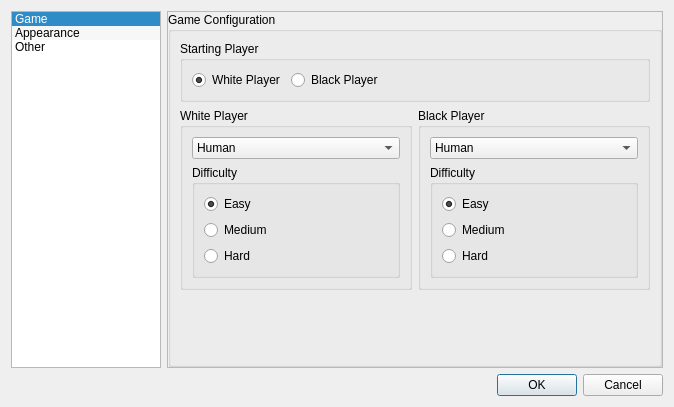
The window that ui/gsettingsdialog.ui (martinrotter/qgothic) describes before a commit, drawn with Qt 5.
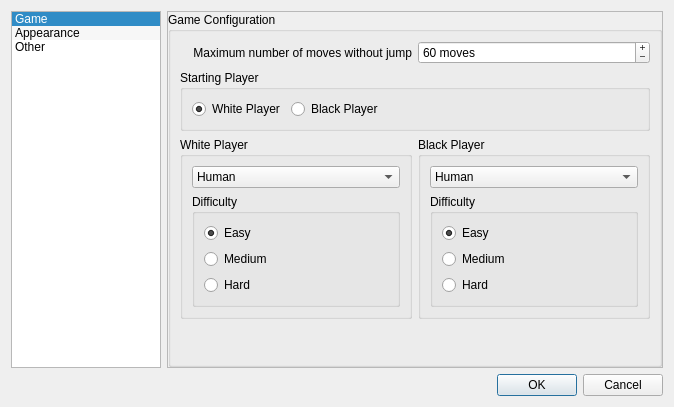
The same window after the commit. Custom widgets are drawn as their Qt base class.

Commit message: Possibillity to change max moves. Some icons added.

```diff
--- a/ui/gsettingsdialog.ui
+++ b/ui/gsettingsdialog.ui
@@ -121,6 +121,56 @@
               <property name="horizontalSpacing">
                <number>6</number>
               </property>
+              <item row="0" column="1">
+               <widget class="QLabel" name="label">
+                <property name="toolTip">
+                 <string>Indicates maximum count of continuously playable non-jumping moves. If this number is reached during the game, then game ends.</string>
+                </property>
+                <property name="text">
+                 <string>Maximum number of moves without jump</string>
+                </property>
+                <property name="alignment">
+                 <set>Qt::AlignRight|Qt::AlignTrailing|Qt::AlignVCenter</set>
+                </property>
+                <property name="textInteractionFlags">
+                 <set>Qt::NoTextInteraction</set>
+                </property>
+                <property name="buddy">
+                 <cstring>m_spinMoves</cstring>
+                </property>
+               </widget>
+              </item>
+              <item row="0" column="2">
+               <widget class="GSpinBox" name="m_spinMoves">
+                <property name="wrapping">
+                 <bool>false</bool>
+                </property>
+                <property name="readOnly">
+                 <bool>false</bool>
+                </property>
+                <property name="buttonSymbols">
+                 <enum>QAbstractSpinBox::PlusMinus</enum>
+                </property>
+                <property name="keyboardTracking">
+                 <bool>false</bool>
+                </property>
+                <property name="suffix">
+                 <string> moves</string>
+                </property>
+                <property name="minimum">
+                 <number>30</number>
+                </property>
+                <property name="maximum">
+                 <number>80</number>
+                </property>
+                <property name="singleStep">
+                 <number>2</number>
+                </property>
+                <property name="value">
+                 <number>60</number>
+                </property>
+               </widget>
+              </item>
               <item row="1" column="1" colspan="2">
                <widget class="QGroupBox" name="groupBox_7">
                 <property name="title">
@@ -502,6 +552,13 @@
    </item>
   </layout>
  </widget>
+ <customwidgets>
+  <customwidget>
+   <class>GSpinBox</class>
+   <extends>QSpinBox</extends>
+   <header>gspinbox.h</header>
+  </customwidget>
+ </customwidgets>
  <resources/>
  <connections>
   <connection>
```
The commit also changes 31 other files.
